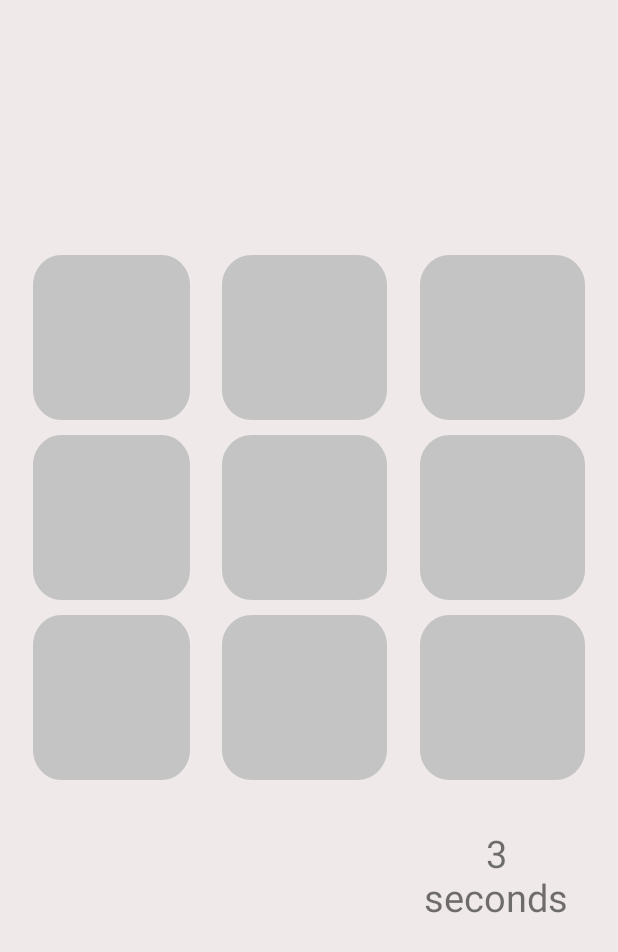
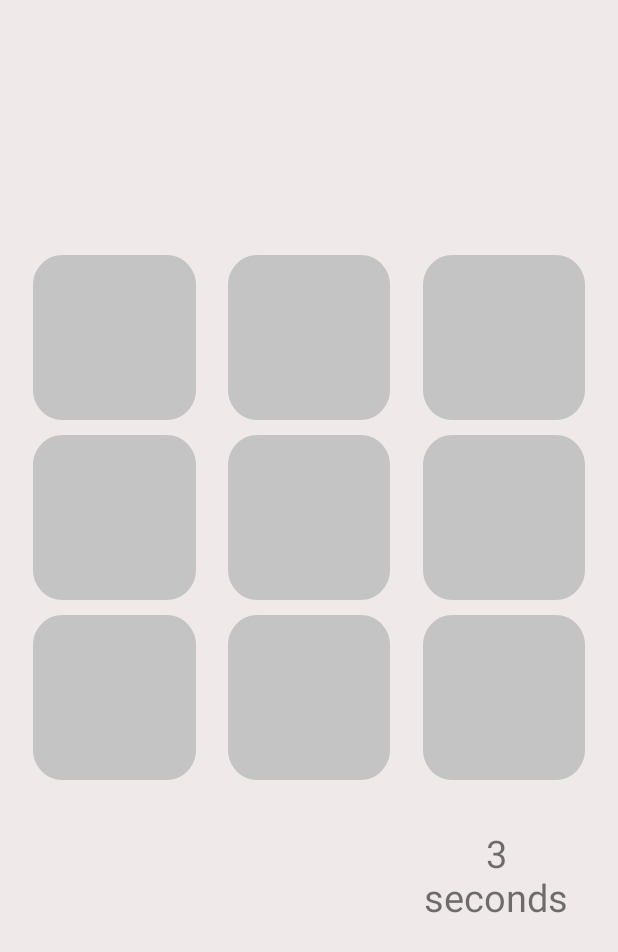
Before and after one commit to EynavP/TicTakToe, an Android app: the GameActivity screen opened directly, with no data from a screen before it, on a phone screen of 412 x 824 dp. Shown: the top 952 px of the screen. Run offline under Robolectric (Android 15) with nearby library versions, the phone set to English and light mode, and no system bars.

Commit message:
UI fixes

```diff
--- a/app/src/main/res/layout/activity_game.xml
+++ b/app/src/main/res/layout/activity_game.xml
@@ -56,7 +56,7 @@
         android:layout_marginEnd="0dp">
 
 
-        <RelativeLayout
+        <LinearLayout
             android:id="@+id/rl_buttons_top"
             android:layout_width="wrap_content"
             android:layout_height="wrap_content">
@@ -72,7 +72,8 @@
                 android:layout_marginEnd="21dp"
                 android:layout_toStartOf="@+id/button1"
                 android:background="@drawable/game_rectangle"
-                android:textSize="90sp" />
+                android:textSize="90sp"
+                android:layout_weight="1"/>
 
             <androidx.appcompat.widget.AppCompatButton
                 android:id="@+id/button1"
@@ -83,7 +84,8 @@
                 android:layout_marginEnd="22dp"
                 android:layout_toStartOf="@+id/button2"
                 android:background="@drawable/game_rectangle"
-                android:textSize="90sp" />
+                android:textSize="90sp"
+                android:layout_weight="1"/>
 
             <androidx.appcompat.widget.AppCompatButton
                 android:id="@+id/button2"
@@ -94,11 +96,12 @@
                 android:layout_marginTop="10dp"
                 android:layout_marginEnd="22dp"
                 android:background="@drawable/game_rectangle"
-                android:textSize="90sp" />
+                android:textSize="90sp"
+                android:layout_weight="1"/>
 
-        </RelativeLayout>
+        </LinearLayout>
 
-        <RelativeLayout
+        <LinearLayout
             android:id="@+id/rl_buttons_middle"
             android:layout_width="wrap_content"
             android:layout_height="wrap_content"
@@ -115,7 +118,9 @@
                 android:layout_marginEnd="21dp"
                 android:layout_toStartOf="@+id/button4"
                 android:background="@drawable/game_rectangle"
-                android:textSize="90sp" />
+                android:textSize="90sp"
+                android:layout_weight="1"
+                />
 
             <androidx.appcompat.widget.AppCompatButton
                 android:id="@+id/button4"
@@ -126,7 +131,8 @@
                 android:layout_marginEnd="22dp"
                 android:layout_toStartOf="@+id/button5"
                 android:background="@drawable/game_rectangle"
-                android:textSize="90sp" />
+                android:textSize="90sp"
+                android:layout_weight="1"/>
 
             <androidx.appcompat.widget.AppCompatButton
                 android:id="@+id/button5"
@@ -137,11 +143,12 @@
                 android:layout_marginTop="10dp"
                 android:layout_marginEnd="22dp"
                 android:background="@drawable/game_rectangle"
-                android:textSize="90sp" />
+                android:textSize="90sp"
+                android:layout_weight="1"/>
 
-        </RelativeLayout>
+        </LinearLayout>
 
-        <RelativeLayout
+        <LinearLayout
             android:id="@+id/rl_buttons_bottom"
             android:layout_width="wrap_content"
             android:layout_height="wrap_content"
@@ -158,7 +165,8 @@
                 android:layout_marginEnd="21dp"
                 android:layout_toStartOf="@+id/button7"
                 android:background="@drawable/game_rectangle"
-                android:textSize="90sp" />
+                android:textSize="90sp"
+                android:layout_weight="1"/>
 
             <androidx.appcompat.widget.AppCompatButton
                 android:id="@+id/button7"
@@ -169,7 +177,8 @@
                 android:layout_marginEnd="22dp"
                 android:layout_toStartOf="@+id/button8"
                 android:background="@drawable/game_rectangle"
-                android:textSize="90sp" />
+                android:textSize="90sp"
+                android:layout_weight="1"/>
 
             <androidx.appcompat.widget.AppCompatButton
                 android:id="@+id/button8"
@@ -180,9 +189,10 @@
                 android:layout_marginTop="10dp"
                 android:layout_marginEnd="22dp"
                 android:background="@drawable/game_rectangle"
-                android:textSize="90sp" />
+                android:textSize="90sp"
+                android:layout_weight="1"/>
 
-        </RelativeLayout>
+        </LinearLayout>
 
 
     </RelativeLayout>
--- a/app/src/main/res/layout/activity_register.xml
+++ b/app/src/main/res/layout/activity_register.xml
@@ -125,10 +125,10 @@
             android:layout_below="@+id/Img_player1"
             android:layout_alignParentStart="true"
             android:layout_alignParentEnd="true"
-            android:layout_marginStart="36dp"
-            android:layout_marginTop="66dp"
+            android:layout_marginStart="42dp"
+            android:layout_marginTop="69dp"
 
-            android:layout_marginEnd="255dp"
+            android:layout_marginEnd="249dp"
             app:srcCompat="@drawable/player2" />
 
         <ImageView
```
